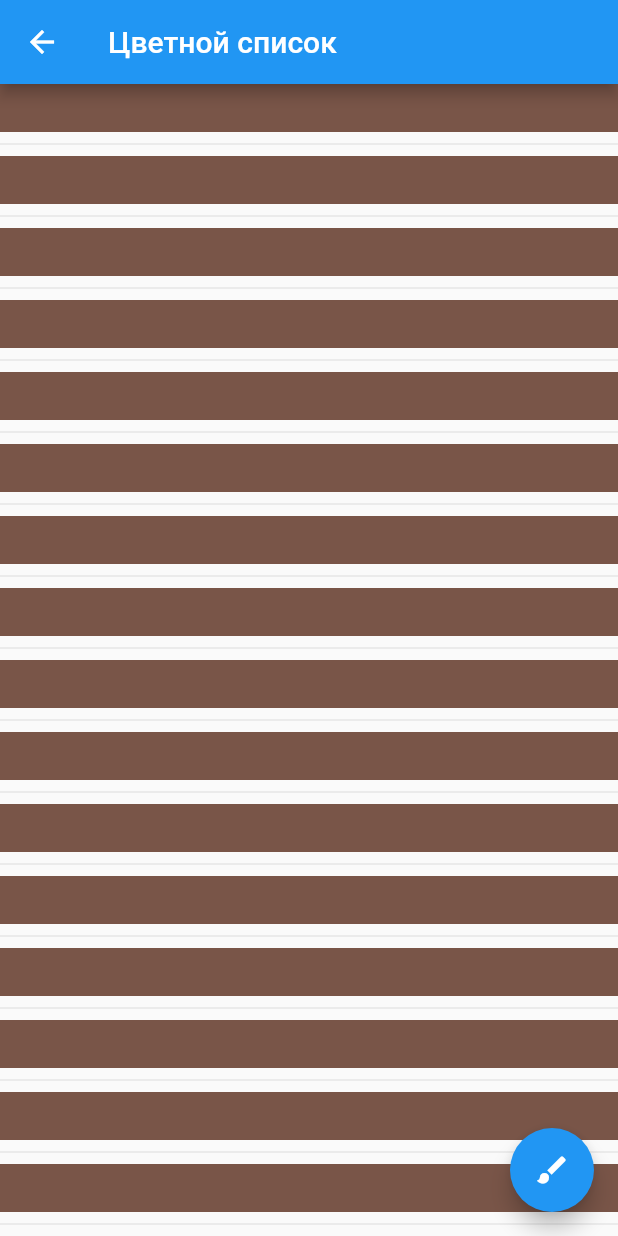
After one commit to AppleJul/flutter_test_app, a Flutter app: the screen it shows after launch, after a tap on "Цветной список", on a phone screen of 412 x 824 dp. The commit adds this screen. Run offline on Flutter 3.47's test engine with Material 2 defaults, Android fonts, the phone set to English and light mode, and no system bars.

Commit message:
Добавлен экран Цветной список

```diff
--- /dev/null
+++ b/lib/screens/color_list.dart
@@ -0,0 +1,49 @@
+import 'dart:math';
+import 'package:flutter/material.dart';
+import 'package:flutter/cupertino.dart';
+
+class ColorListWidget extends StatefulWidget {
+  @override
+  State<ColorListWidget> createState() => _ColorListWidgetState();
+}
+
+class _ColorListWidgetState extends State<ColorListWidget> {
+  final _items = List<String>.generate(1000, (i) => 'Item $i');
+
+  @override
+  Widget build(BuildContext context) {
+    return Scaffold(
+      appBar: AppBar(
+        title: Text("Цветной список"),
+      ),
+      body: ListView.separated(
+        itemCount: 1000,
+        itemBuilder: (context, idx) {
+          return Container(
+            padding: EdgeInsets.all(16.0),
+            color: Colors.primaries[Random().nextInt(Colors.primaries.length)],
+          );
+        },
+        separatorBuilder: (context, idx) {
+          return Divider();
+
+        },
+
+      ),
+
+      floatingActionButton: FloatingActionButton(
+        onPressed: () {
+          setState(() {
+
+          });
+          // Add your onPressed code here!
+        },
+        backgroundColor: Colors.blue,
+        child: const Icon(Icons.brush),
+      ),
+
+
+    );
+  }
+
+}
--- a/lib/screens/main_menu.dart
+++ b/lib/screens/main_menu.dart
@@ -1,5 +1,6 @@
 import 'package:flutter/material.dart';
 import 'four_squares.dart';
+import 'color_list.dart';
 
 class MyStatefulWidget extends StatefulWidget {
 
@@ -25,7 +26,9 @@ class _MyStatefulWidgetState extends State<MyStatefulWidget> {
              context, MaterialPageRoute(builder: (context) => GridViewWidget()));},
           ),
           _MainScreenButton(name: 'Цветной список',
-            onTap: (){},
+            onTap: (){
+             Navigator.push(
+             context, MaterialPageRoute(builder: (context) => ColorListWidget()));},
           ),
           _MainScreenButton(name: 'Асинхронный запрос',
             onTap: (){},
```
